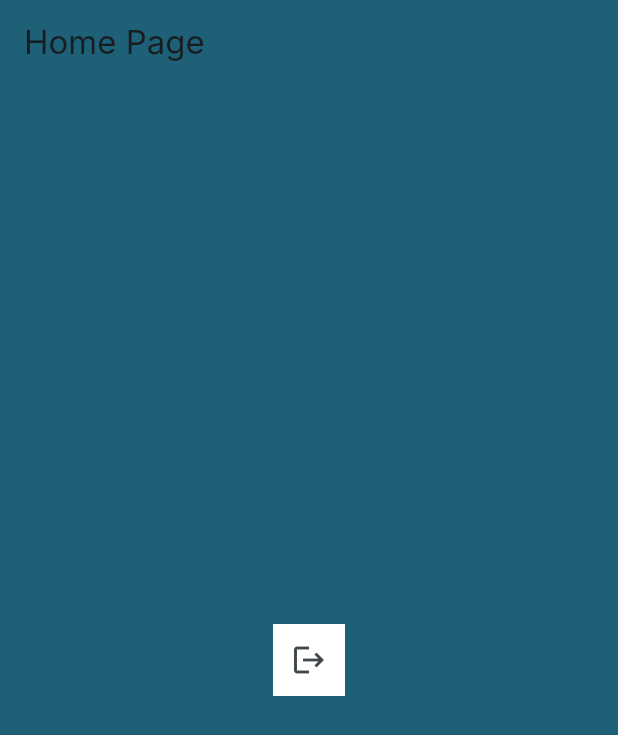
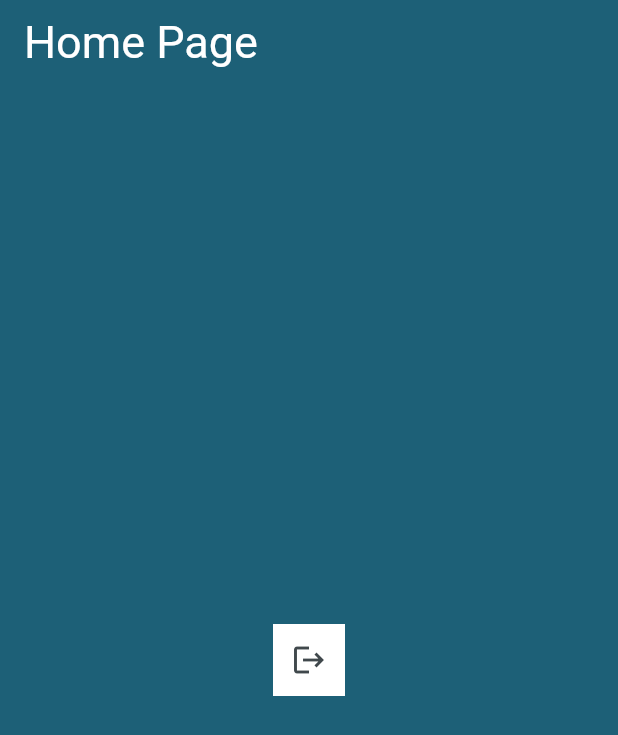
Before and after one commit to luizzlcs/seven_manager7, a Flutter app: the screen it shows once a user with an empty profile is signed in, on a phone screen of 412 x 824 dp. Shown: the top 735 px of the screen. Run offline on Flutter 3.47's test engine with Material 3 defaults, Android fonts, the phone set to English and light mode, and no system bars; our stand-ins replace bordered_text, firebase_auth, firebase_core, get_it, loading_animation_widget, smooth_page_indicator and 1 more; missing offline and left inert: validatorless; accounts and stored records are empty; generated files the repository leaves out were written again; network calls fail; Roboto replaces fonts that are missing (Inter).

Commit message:
Estilizado o histex do campo e título da AppBar.

```diff
--- a/lib/src/core/theme/seven_manager_theme.dart
+++ b/lib/src/core/theme/seven_manager_theme.dart
@@ -29,6 +29,7 @@ final class SevenManagerTheme {
         color: tealBlue,
         fontWeight: FontWeight.w400,
       ),
+      hintStyle: const TextStyle(color: Colors.grey),
       floatingLabelStyle: const TextStyle(
         color: tealBlue,
         fontWeight: FontWeight.w600,
@@ -43,6 +44,7 @@ final class SevenManagerTheme {
     ),
 
     appBarTheme: const AppBarTheme(
+      titleTextStyle: TextStyle(color: whiteColor, fontSize: 30),
       iconTheme: IconThemeData(color: greenYellow),
       backgroundColor: SevenManagerTheme.tealBlue
     ),
```
